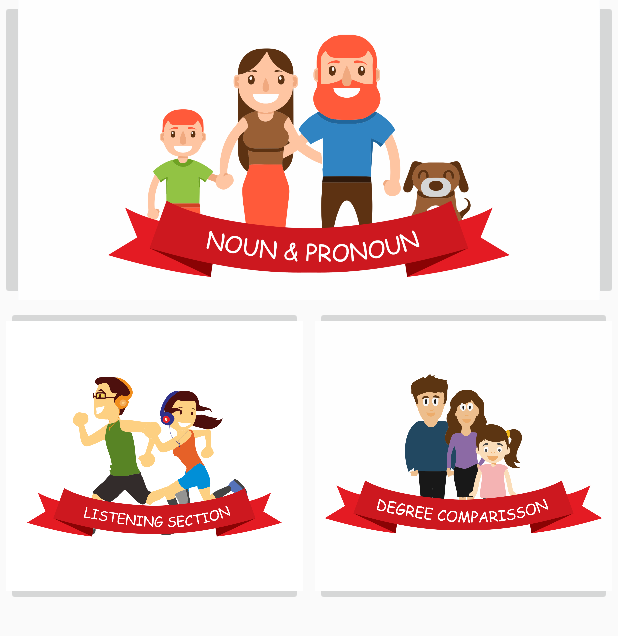
After one commit to ifirmawan/android-studio-aplikasi-belajar-bahasa-inggris, an Android app: the layout model2.xml on its own in the app's theme, with its tools: preview values and no code run, on a phone screen of 412 x 824 dp. The commit adds this screen. Shown: the top 636 px of the screen. Run offline under Robolectric (Android 15) with nearby library versions, the phone set to English and light mode, and no system bars.

```diff
--- a/app/src/main/java/com/example/derysudrajat/appsbbi/MateriFragment.java
+++ b/app/src/main/java/com/example/derysudrajat/appsbbi/MateriFragment.java
@@ -1,5 +1,6 @@
 package com.example.derysudrajat.appsbbi;
 
+import android.content.Intent;
 import android.os.Bundle;
 import android.support.annotation.Nullable;
 import android.support.design.widget.AppBarLayout;
@@ -10,6 +11,7 @@ import android.support.v7.widget.RecyclerView;
 import android.view.LayoutInflater;
 import android.view.View;
 import android.view.ViewGroup;
+import android.widget.ImageButton;
 import android.widget.ImageView;
 
 import com.bumptech.glide.Glide;
@@ -23,7 +25,7 @@ public class MateriFragment extends Fragment {
 
     @Nullable
     @Override
-    public View onCreateView(LayoutInflater inflater, ViewGroup container, Bundle savedInstanceState) {
+    public View onCreateView(final LayoutInflater inflater, ViewGroup container, Bundle savedInstanceState) {
 
         View rootView=inflater.inflate(R.layout.main_fragment,container,false);
         RecyclerView rv= rootView.findViewById(R.id.mainRV);
@@ -32,6 +34,7 @@ public class MateriFragment extends Fragment {
         initCollapsingToolbar();
         MyAdapter adapter=new MyAdapter(this.getActivity(),title,tema,img,materi);
         rv.setAdapter(adapter);
+
 
         return rootView;
     }
--- /dev/null
+++ b/app/src/main/res/layout/model2.xml
@@ -0,0 +1,39 @@
+<?xml version="1.0" encoding="utf-8"?>
+<LinearLayout
+    xmlns:android="http://schemas.android.com/apk/res/android"
+    android:layout_width="match_parent"
+    android:orientation="vertical"
+    android:layout_height="match_parent">
+    <ImageButton
+        android:id="@+id/btn_noun"
+        android:src="@drawable/noun"
+        android:scaleType="centerCrop"
+        android:layout_width="match_parent"
+        android:layout_height="200dp" />
+    <LinearLayout
+        android:layout_width="wrap_content"
+        android:layout_height="200dp"
+        android:layout_weight="2"
+        android:orientation="horizontal">
+
+        <ImageButton
+            android:id="@+id/btn_listen"
+            android:layout_width="match_parent"
+            android:layout_height="200dp"
+            android:layout_margin="4dp"
+            android:layout_weight="1"
+            android:scaleType="centerCrop"
+            android:src="@drawable/listen" />
+
+        <ImageButton
+            android:id="@+id/btn_compare"
+            android:layout_width="match_parent"
+            android:layout_height="200dp"
+            android:layout_margin="4dp"
+            android:layout_weight="1"
+            android:scaleType="centerCrop"
+            android:src="@drawable/compare" />
+    </LinearLayout>
+
+
+</LinearLayout>
```
Also changed, not shown: app/src/main/java/com/example/derysudrajat/appsbbi/LoginActivity.java (+8 -1 lines), app/src/main/java/com/example/derysudrajat/appsbbi/Quiz/Network/Auth.java (+6 -3 lines), app/src/main/java/com/example/derysudrajat/appsbbi/Quiz/QuizActivity.java (+22 -5 lines), app/src/main/res/layout/model.xml (+6 -3 lines).
